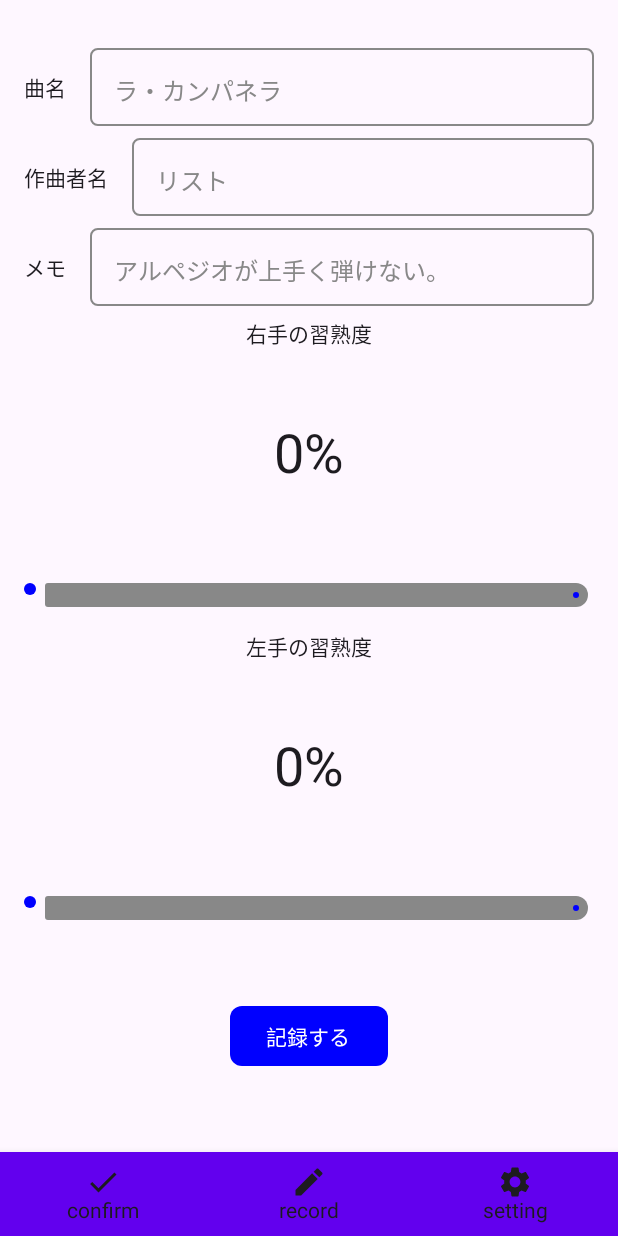
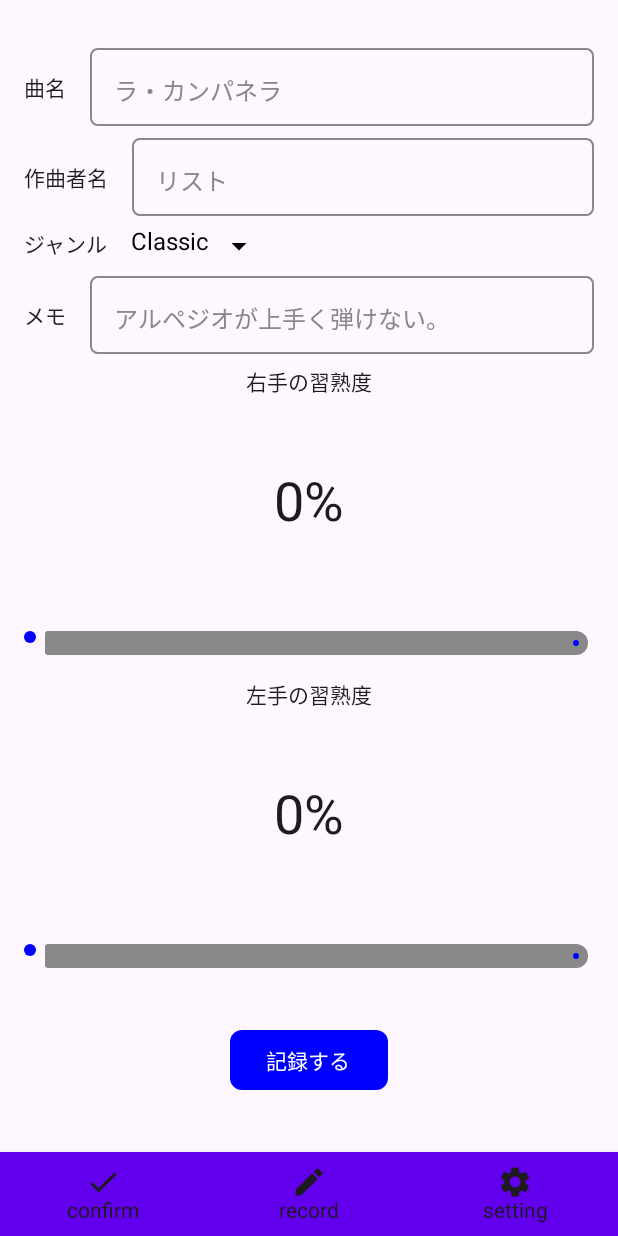
Before and after one commit to Yuki-Naka-Sharing-Study/ProPianoCoverBookCompose, an Android app built with Jetpack Compose: the RecordScreen screen opened through its navigation route, on a phone screen of 412 x 824 dp. Run offline under Robolectric (Android 15) with nearby library versions, the phone set to English and light mode, and no system bars; our stand-ins replace Room's generated code.

Commit message:
Added GenreDropdownMenuWithIcon.

```diff
--- a/app/build.gradle.kts
+++ b/app/build.gradle.kts
@@ -55,6 +55,7 @@ android {
 }
 
 dependencies {
+    implementation("androidx.compose.material:material-icons-extended:1.1.1")
     implementation("androidx.appcompat:appcompat:1.6.1")
     implementation(libs.androidx.lifecycle.livedata.ktx)
     implementation(libs.androidx.room.runtime)
--- a/app/src/main/java/com/example/propianocoverbook/RecordScreen.kt
+++ b/app/src/main/java/com/example/propianocoverbook/RecordScreen.kt
@@ -1,6 +1,7 @@
 package com.example.propianocoverbook
 
 import androidx.compose.foundation.Canvas
+import androidx.compose.foundation.clickable
 import androidx.compose.foundation.layout.Arrangement
 import androidx.compose.foundation.layout.Box
 import androidx.compose.foundation.layout.Column
@@ -11,6 +12,7 @@ import androidx.compose.foundation.layout.height
 import androidx.compose.foundation.layout.padding
 import androidx.compose.foundation.layout.size
 import androidx.compose.foundation.layout.width
+import androidx.compose.foundation.layout.wrapContentSize
 import androidx.compose.foundation.shape.RoundedCornerShape
 import androidx.compose.material3.Button
 import androidx.compose.material3.ButtonDefaults
@@ -22,18 +24,27 @@ import androidx.compose.runtime.Composable
 import androidx.compose.ui.Alignment
 import androidx.compose.ui.Modifier
 import androidx.compose.material.TextFieldDefaults
+import androidx.compose.material.icons.Icons
+import androidx.compose.material.icons.filled.ArrowDropDown
+import androidx.compose.material.icons.filled.ArrowDropUp
+import androidx.compose.material3.DropdownMenu
+import androidx.compose.material3.DropdownMenuItem
 import androidx.compose.material3.ExperimentalMaterial3Api
+import androidx.compose.material3.Icon
 import androidx.compose.runtime.MutableState
 import androidx.compose.runtime.getValue
 import androidx.compose.runtime.mutableFloatStateOf
 import androidx.compose.runtime.mutableStateOf
+import androidx.compose.runtime.remember
 import androidx.compose.runtime.saveable.rememberSaveable
 import androidx.compose.runtime.setValue
 import androidx.compose.ui.graphics.Color
 import androidx.compose.ui.res.dimensionResource
 import androidx.compose.ui.res.stringResource
 import androidx.compose.ui.text.TextStyle
+import androidx.compose.ui.text.font.FontWeight
 import androidx.compose.ui.tooling.preview.Preview
+import androidx.compose.ui.unit.DpOffset
 import androidx.compose.ui.unit.dp
 import androidx.compose.ui.unit.sp
 import com.example.propianocoverbook.ui.theme.ProPianoCoverBookTheme
@@ -63,6 +74,13 @@ fun RecordScreen() {
             value = textOfArtist,
             onValueChange = { textOfArtist = it }
         )
+
+        Spacer(modifier = Modifier.height(dimensionResource(id = R.dimen.space_8_dp)))
+        Row {
+            Text(text = "ジャンル")
+            Spacer(modifier = Modifier.width(dimensionResource(id = R.dimen.space_16_dp)))
+            GenreDropdownMenuWithIcon()
+        }
 
         Spacer(modifier = Modifier.height(dimensionResource(id = R.dimen.space_8_dp)))
         RowOutlinedTextField(
@@ -154,6 +172,57 @@ private fun RowOutlinedTextField(label: String, placeholder: String, value: Stri
 }
 
 @Composable
+fun GenreDropdownMenuWithIcon() {
+    val items = listOf("Classic", "Country", "Rock", "Pop", "R&B", "Rap", "House", "Jazz")
+    var expanded by remember { mutableStateOf(false) }
+    var selectedIndex by remember { mutableStateOf(0) }
+
+    Box(
+        contentAlignment = Alignment.Center
+    ) {
+        Box(
+            modifier = Modifier
+                .wrapContentSize(Alignment.Center)
+        ) {
+            Row(
+                horizontalArrangement = Arrangement.Start,
+                modifier = Modifier
+                    .clickable { expanded = !expanded }
+            ) {
+                Text(
+                    text = items[selectedIndex],
+                    fontSize = 16.sp,
+                    fontWeight = FontWeight.Normal,
+                    color = Color.Black
+                )
+                Spacer(modifier = Modifier.width(8.dp))
+                Icon(
+                    imageVector = if (expanded) Icons.Default.ArrowDropUp else Icons.Default.ArrowDropDown,
+                    contentDescription = "Dropdown Icon",
+                    tint = Color.Black,
+                    modifier = Modifier.size(24.dp)
+                )
+            }
+            DropdownMenu(
+                expanded = expanded,
+                onDismissRequest = { expanded = false },
+                offset = DpOffset(0.dp, 8.dp)
+            ) {
+                items.forEachIndexed { index, item ->
+                    DropdownMenuItem(
+                        text = { Text(text = item) },
+                        onClick = {
+                            selectedIndex = index
+                            expanded = false
+                        }
+                    )
+                }
+            }
+        }
+    }
+}
+
+@Composable
 private fun ProgressSection(label: String, progressContent: @Composable () -> Unit) {
     Column(horizontalAlignment = Alignment.CenterHorizontally) {
         Text(text = label)
```
